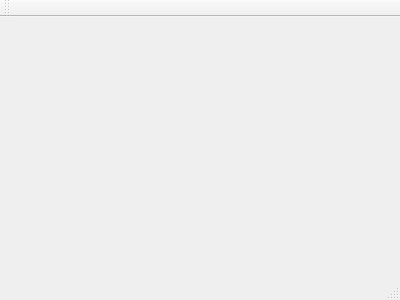
Old version of the form Timer/mainwindow.ui in the repository shoeper-forks/sign_up_daemon.
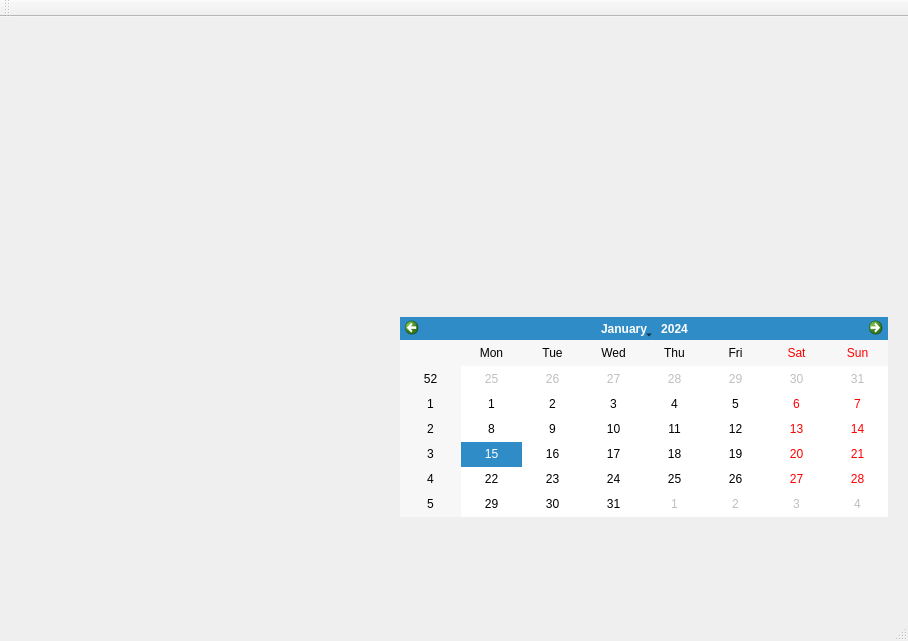
New version of the form.

```diff
--- a/Timer/mainwindow.ui
+++ b/Timer/mainwindow.ui
@@ -1,24 +1,50 @@
 <ui version="4.0">
  <class>MainWindow</class>
- <widget class="QMainWindow" name="MainWindow" >
-  <property name="geometry" >
+ <widget class="QMainWindow" name="MainWindow">
+  <property name="geometry">
    <rect>
     <x>0</x>
     <y>0</y>
-    <width>400</width>
-    <height>300</height>
+    <width>908</width>
+    <height>641</height>
    </rect>
   </property>
   <property name="windowTitle" >
    <string>MainWindow</string>
   </property>
-  <widget class="QMenuBar" name="menuBar" />
-  <widget class="QToolBar" name="mainToolBar" />
-  <widget class="QWidget" name="centralWidget" />
-  <widget class="QStatusBar" name="statusBar" />
+  <widget class="QWidget" name="centralWidget">
+   <widget class="QCalendarWidget" name="calendarWidget">
+    <property name="geometry">
+     <rect>
+      <x>400</x>
+      <y>300</y>
+      <width>488</width>
+      <height>200</height>
+     </rect>
+    </property>
+   </widget>
+  </widget>
+  <widget class="QMenuBar" name="menuBar">
+   <property name="geometry">
+    <rect>
+     <x>0</x>
+     <y>0</y>
+     <width>908</width>
+     <height>25</height>
+    </rect>
+   </property>
+  </widget>
+  <widget class="QToolBar" name="mainToolBar">
+   <attribute name="toolBarArea">
+    <enum>TopToolBarArea</enum>
+   </attribute>
+   <attribute name="toolBarBreak">
+    <bool>false</bool>
+   </attribute>
+  </widget>
+  <widget class="QStatusBar" name="statusBar"/>
  </widget>
- <layoutDefault spacing="6" margin="11" />
- <pixmapfunction></pixmapfunction>
+ <layoutdefault spacing="6" margin="11"/>
  <resources/>
  <connections/>
 </ui>
```
Left out of the diff: 3 changed lines with no effect on the pictures.
